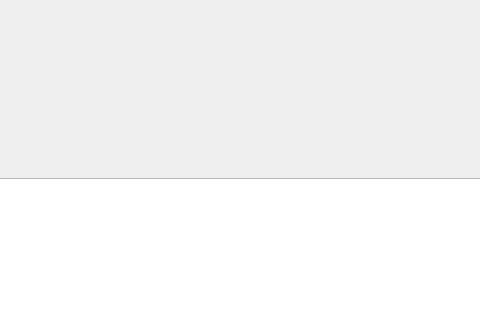
First picture: the form in mainwindow.ui, repository Shivewq/COMP3004FinalProject, before the edit; both pictures show x 286 to 766 and y 122 to 442 of the 1155 by 600 pixel window.
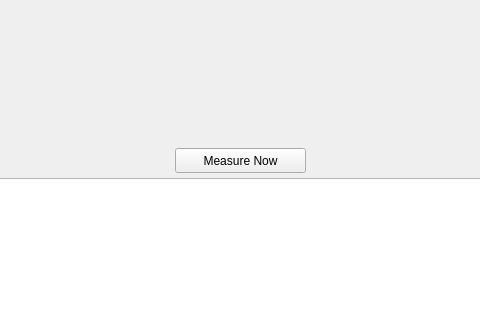
Second picture: the form after the edit. The open tabs and pages were chosen to show the change. Custom widgets are drawn as their Qt base class.

Commit message: testing measure graph

```diff
--- a/mainwindow.ui
+++ b/mainwindow.ui
@@ -63,6 +63,19 @@
        </rect>
       </property>
      </widget>
+     <widget class="QPushButton" name="pushButton">
+      <property name="geometry">
+       <rect>
+        <x>260</x>
+        <y>190</y>
+        <width>131</width>
+        <height>25</height>
+       </rect>
+      </property>
+      <property name="text">
+       <string>Measure Now</string>
+      </property>
+     </widget>
     </widget>
     <widget class="QWidget" name="page_profiles">
      <widget class="QPushButton" name="button_update">
```
Left out of the diff: 2 changed lines with no effect on the pictures. The commit also changes 3 other files.
